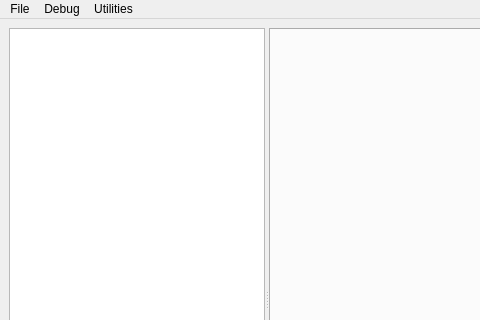
Qt form superscore/ui/main_window.ui (pcdshub/superscore) before a commit; both pictures show x 0 to 480 and y 0 to 320 of the 800 by 600 pixel window.
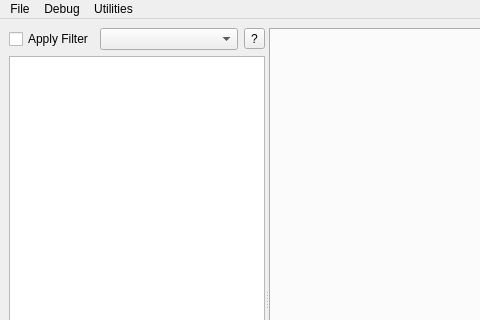
The same form after that commit.

Commit message: GUI: first pass search page layout, main window search options

```diff
--- a/superscore/ui/main_window.ui
+++ b/superscore/ui/main_window.ui
@@ -14,12 +14,45 @@
    <string>MainWindow</string>
   </property>
   <widget class="QWidget" name="central_widget">
-   <layout class="QVBoxLayout" name="verticalLayout">
+   <layout class="QVBoxLayout" name="verticalLayout_2">
     <item>
      <widget class="QSplitter" name="splitter">
       <property name="orientation">
        <enum>Qt::Horizontal</enum>
       </property>
+      <widget class="QWidget" name="">
+       <layout class="QVBoxLayout" name="verticalLayout">
+        <item>
+         <layout class="QHBoxLayout" name="search_hayout">
+          <property name="topMargin">
+           <number>0</number>
+          </property>
+          <item>
+           <widget class="QCheckBox" name="checkBox">
+            <property name="sizePolicy">
+             <sizepolicy hsizetype="Maximum" vsizetype="Fixed">
+              <horstretch>0</horstretch>
+              <verstretch>0</verstretch>
+             </sizepolicy>
+            </property>
+            <property name="text">
+             <string>Apply Filter</string>
+            </property>
+           </widget>
+          </item>
+          <item>
+           <widget class="QComboBox" name="comboBox"/>
+          </item>
+          <item>
+           <widget class="QToolButton" name="toolButton">
+            <property name="text">
+             <string>?</string>
+            </property>
+           </widget>
+          </item>
+         </layout>
+        </item>
+        <item>
       <widget class="QTreeView" name="tree_view">
        <property name="sizePolicy">
         <sizepolicy hsizetype="Expanding" vsizetype="Expanding">
@@ -27,6 +60,9 @@
          <verstretch>0</verstretch>
         </sizepolicy>
        </property>
+         </widget>
+        </item>
+       </layout>
       </widget>
       <widget class="QTabWidget" name="tab_widget">
        <property name="sizePolicy">
```
Lines whose indentation alone changed are shown as unchanged. The commit also changes 1 other file.
